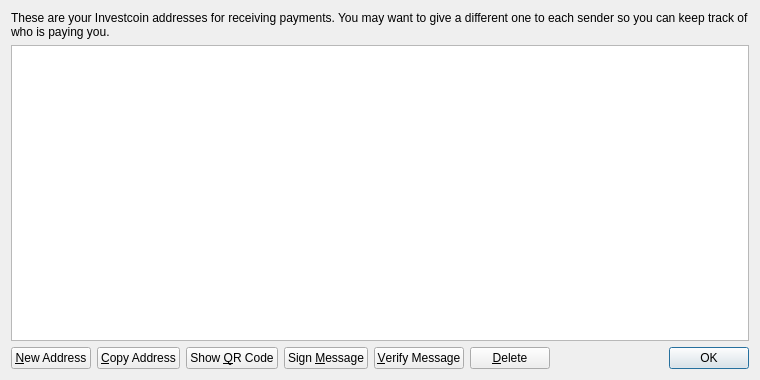
This is src/qt/forms/addressbookpage.ui in ddnut/Investacoin as Qt 5 draws it before an edit. The edited form follows.
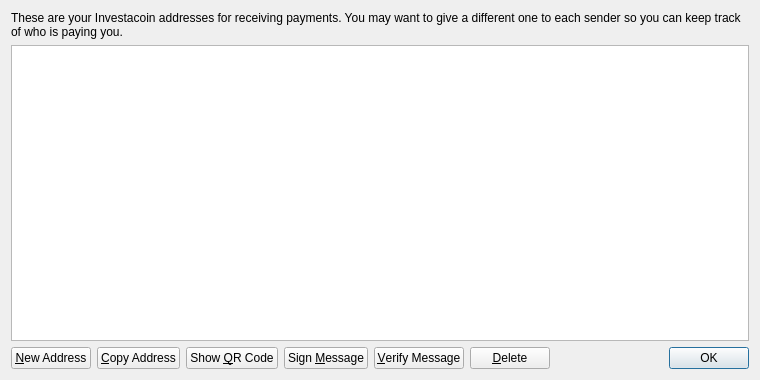
This is the edited form. Icons and pictures are not drawn.

```diff
--- a/src/qt/forms/addressbookpage.ui
+++ b/src/qt/forms/addressbookpage.ui
@@ -17,7 +17,7 @@
    <item>
     <widget class="QLabel" name="labelExplanation">
      <property name="text">
-      <string>These are your Investcoin addresses for receiving payments. You may want to give a different one to each sender so you can keep track of who is paying you.</string>
+      <string>These are your Investacoin addresses for receiving payments. You may want to give a different one to each sender so you can keep track of who is paying you.</string>
      </property>
      <property name="textFormat">
       <enum>Qt::PlainText</enum>
```
Left out of the diff: 4 changed lines with no effect on the pictures.
